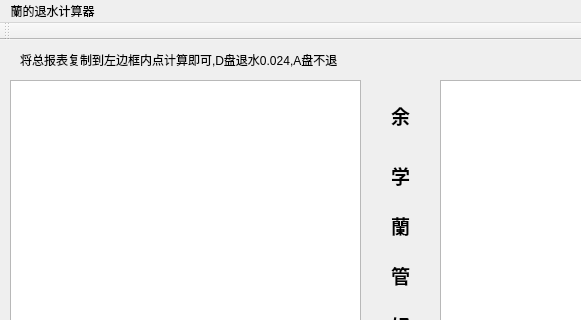
First picture: the form in mainwindow.ui, repository chowhsienwuu/laopo_lanlan_pk10, before the edit; both pictures show x 0 to 581 and y 0 to 320 of the 1147 by 730 pixel window.
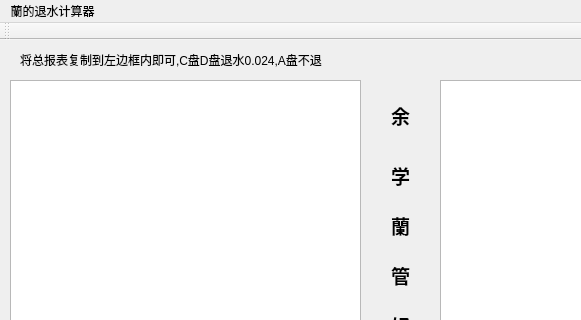
Second picture: the form after the edit.

The edit to the form file:
```diff
--- a/mainwindow.ui
+++ b/mainwindow.ui
@@ -91,7 +91,7 @@
      </rect>
     </property>
     <property name="text">
-     <string>将总报表复制到左边框内点计算即可,D盘退水0.024,A盘不退</string>
+     <string>将总报表复制到左边框内即可,C盘D盘退水0.024,A盘不退</string>
     </property>
    </widget>
    <widget class="QPushButton" name="clearButton">
```
Left out of the diff: 21 changed lines with no effect on the pictures.
